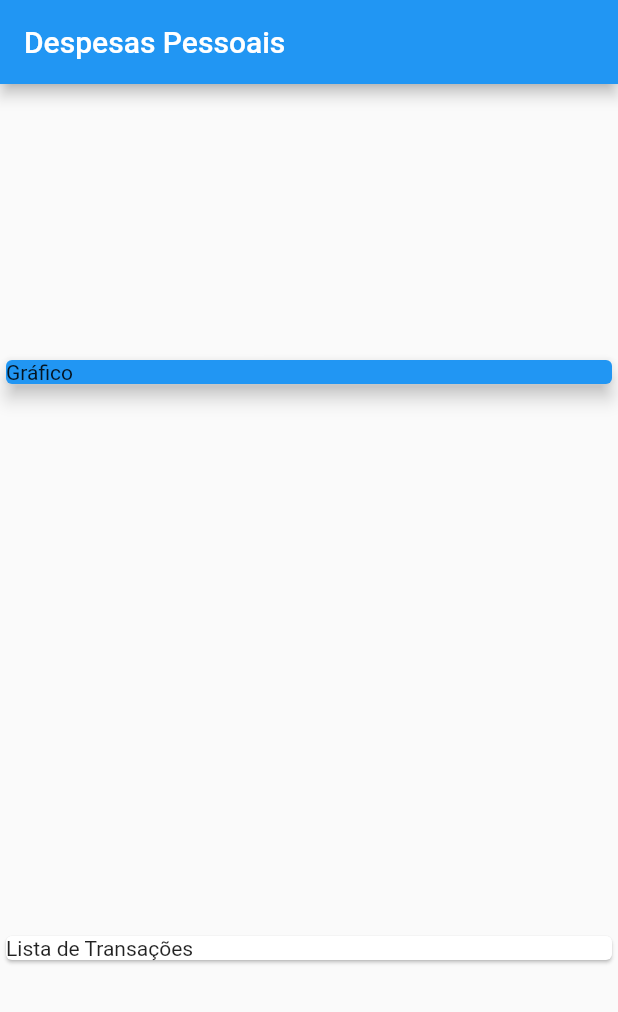
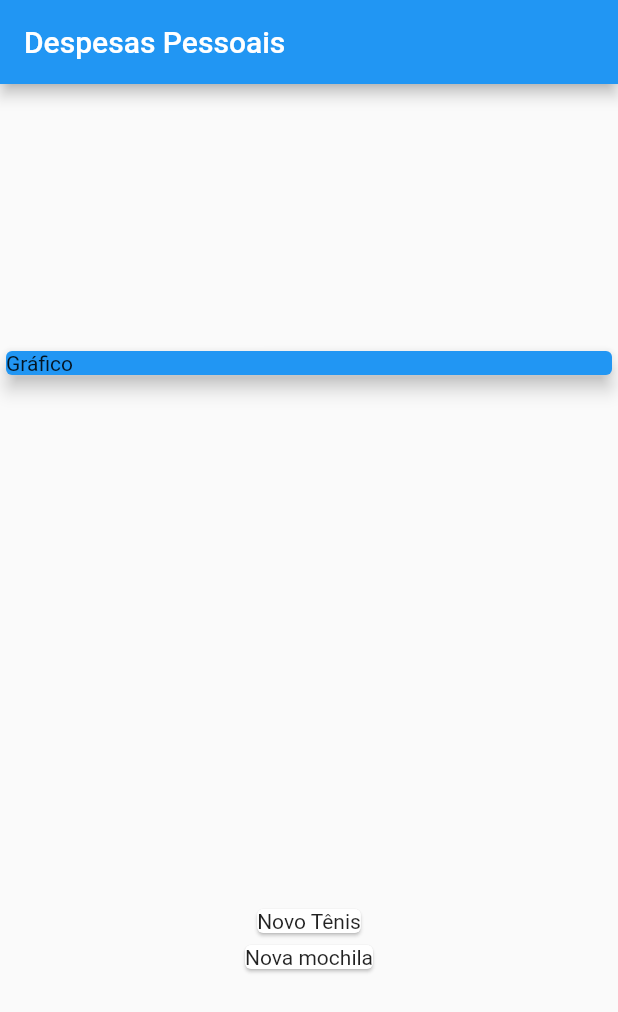
Before and after one commit to marimendes/flutterzinho, a Flutter app: the screen it shows after launch, on a phone screen of 412 x 824 dp. Shown: the top 1012 px of the screen. Run offline on Flutter 3.47's test engine with Material 2 defaults, Android fonts, the phone set to English and light mode, and no system bars.

```diff
--- a/expenses/lib/main.dart
+++ b/expenses/lib/main.dart
@@ -45,8 +45,14 @@ class MyHomePage extends StatelessWidget {
               elevation: 5,
             ),
           ),
-          Card(
-            child: Text('Lista de Transações'),
+          Column(
+            children: <Widget> [
+              ... _transactions.map((tr) {
+              return Card(
+                child:  Text(tr.title),
+              );
+            }).toList()
+            ],
           )
         ],
       )
```
